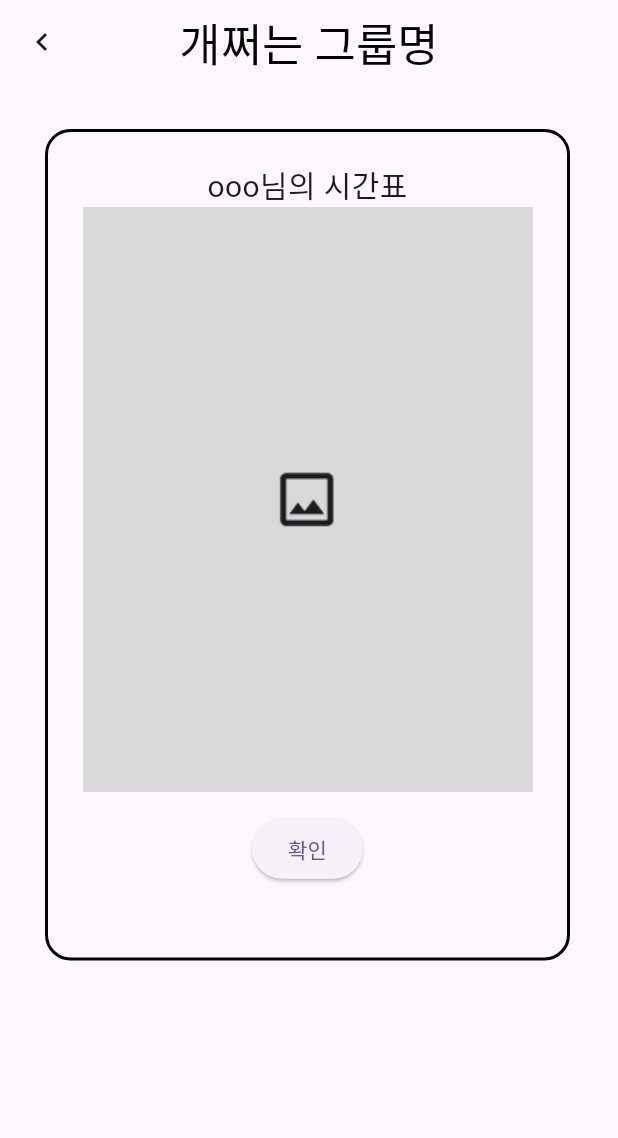
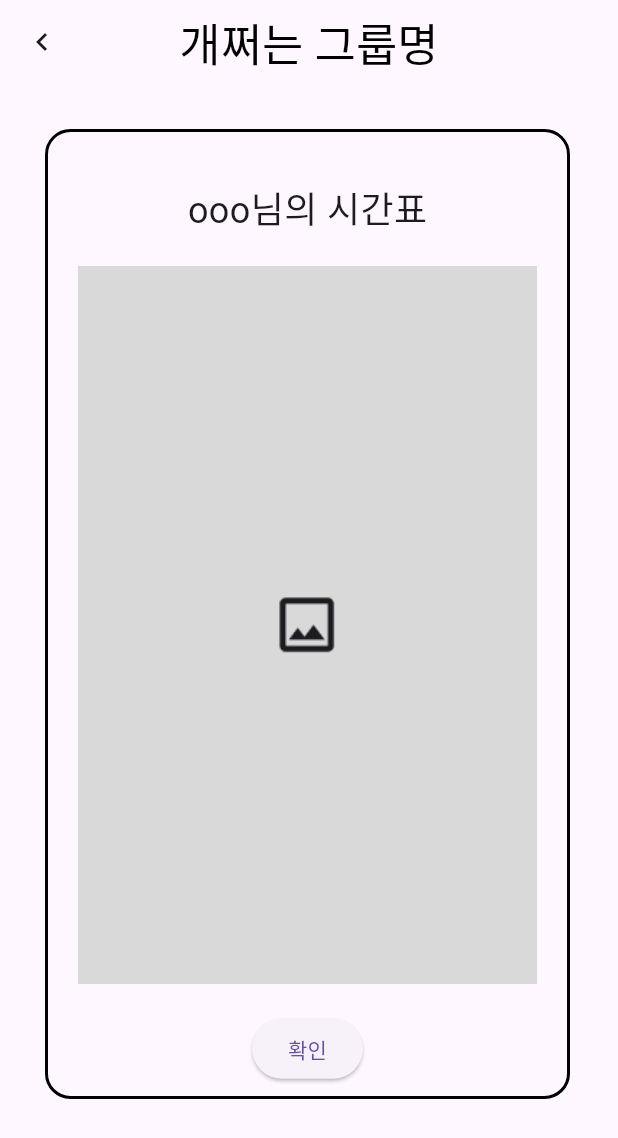
Before and after one commit to AIIA-GCU/VinTeum-FE, a Flutter app: the DetailScreen3 screen opened directly, on a phone screen of 412 x 824 dp. Shown: the top 1138 px of the screen. Run offline on Flutter 3.47's test engine with Material 3 defaults, Android fonts, the phone set to English and light mode, and no system bars.

Commit message:
[chore] 긴격 수정
- 간격 수정

```diff
--- a/lib/Page/Detail_Screen3.dart
+++ b/lib/Page/Detail_Screen3.dart
@@ -29,7 +29,7 @@ class DetailScreen3 extends StatelessWidget {
         body: Column(
           children: [
             Container(
-              height: ratio.height * 600,
+              height: ratio.height * 700,
               width: ratio.width * 350,
               padding: EdgeInsets.all(20),
               margin: EdgeInsets.all(30),
@@ -40,16 +40,22 @@ class DetailScreen3 extends StatelessWidget {
               child: Center(
                 child: Column(
                   children: [
+                    SizedBox(
+                      height: ratio.height * 15,
+                    ),
                     Text( "ooo님의 시간표",
-                      style: TextStyle(fontSize: 20),
+                      style: TextStyle(fontSize: 24),
+                    ),
+                    SizedBox(
+                      height: ratio.height * 21,
                     ),
                     Image.asset(
                       'assets/images/ex_img.png',
-                      width: 300,
-                      height: 390,
+                      width: ratio.width * 319,
+                      height: ratio.height * 518,
                       fit: BoxFit.cover,
                     ),
-                    SizedBox(height: ratio.height * 15),
+                    SizedBox(height: ratio.height * 21),
                     ElevatedButton(onPressed: (){
                       Navigator.pop(context);
                     }, child: Text('확인')),
```
